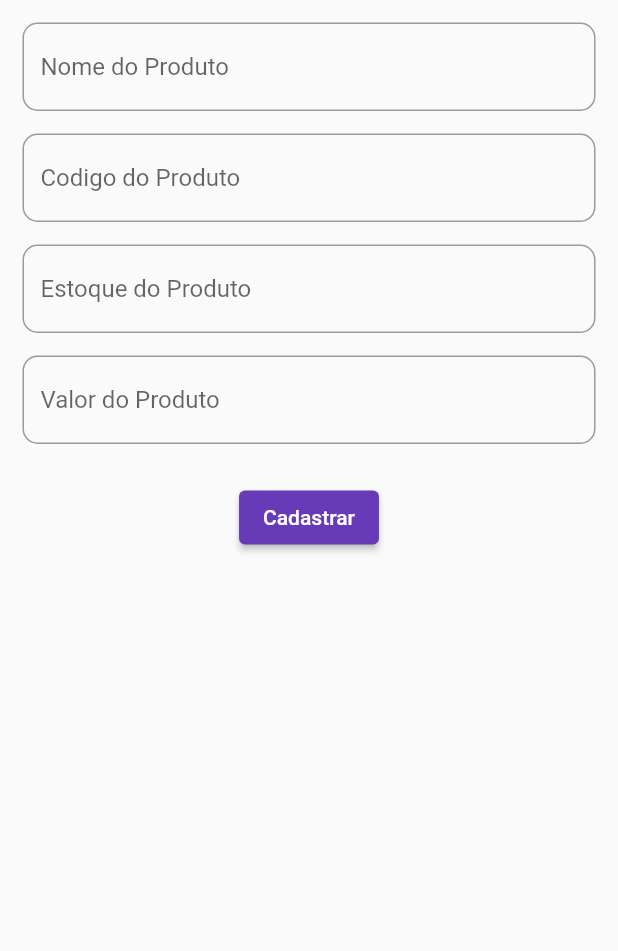
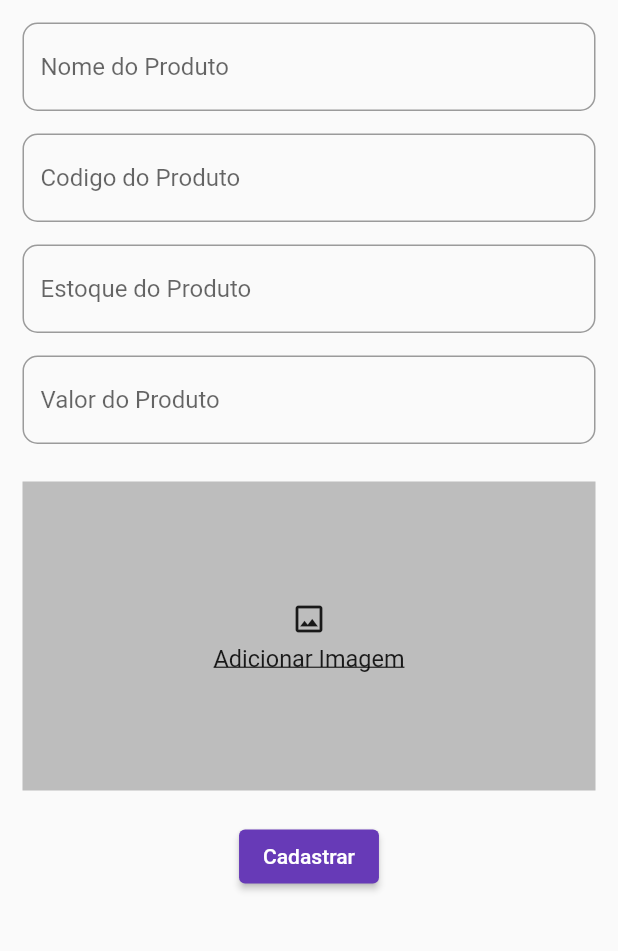
Before and after one commit to dhiorgefreitas12/projetocadastro, a Flutter app: the HomePage screen opened by its route, after a tap on the "add" icon, on a phone screen of 412 x 824 dp, the part 84-1035 px from its top. Run offline on Flutter 3.47's test engine with Material 2 defaults, Android fonts, the phone set to English and light mode, and no system bars; our stand-ins replace cloud_firestore, email_validator, firebase_auth, firebase_core, firebase_storage, get and 2 more; missing offline and left inert: cpf_cnpj_validator, search_cep; accounts and stored records are empty; network calls fail; Roboto replaces fonts that are missing (Archivo).

```diff
--- a/lib/app/home/home_controller.dart
+++ b/lib/app/home/home_controller.dart
@@ -1,7 +1,6 @@
 import 'package:cloud_firestore/cloud_firestore.dart';
 import 'package:flutter/material.dart';
 import 'package:flutter_application_1/app/home/edit_product/edit_product_page.dart';
-import 'package:flutter_application_1/app/login/login_controller.dart';
 import 'package:flutter_application_1/app/models/product_model.dart';
 import 'package:flutter_application_1/app/models/user_model.dart';
 import 'package:get/get.dart';
@@ -17,7 +16,7 @@ class HomeController extends GetxController {
 
   var scaffoldKey = GlobalKey<ScaffoldState>();
 
-  void openBottomSheet(productModel product) {
+  void openBottomSheet(ProductModel product) {
     Get.bottomSheet(
       Column(
         mainAxisAlignment: MainAxisAlignment.start,
--- a/lib/app/home/home_page.dart
+++ b/lib/app/home/home_page.dart
@@ -1,5 +1,6 @@
 import 'package:cloud_firestore/cloud_firestore.dart';
 import 'package:flutter/material.dart';
+import 'package:flutter/rendering.dart';
 import 'package:flutter_application_1/app/home/home_controller.dart';
 import 'package:flutter_application_1/app/models/product_model.dart';
 import 'package:get/get.dart';
@@ -132,16 +133,18 @@ class HomePage extends GetView<HomeController> {
                     child: CircularProgressIndicator(),
                   );
                 } else {
-                  List<productModel> products = [];
+                  List<ProductModel> products = [];
                   for (var x in snapshot.data!.docs) {
-                    products.add(productModel.fromFirebase(x));
+                    products.add(ProductModel.fromFirebase(x));
                   }
                   return ListView.builder(
+                    scrollDirection: Axis.horizontal,
                     itemCount: products.length,
                     itemBuilder: (context, index) {
                       var product = products[index];
                       return Row(
                         mainAxisAlignment: MainAxisAlignment.start,
+                        crossAxisAlignment: CrossAxisAlignment.start,
                         children: [
                           Padding(
                             padding: const EdgeInsets.all(8.0),
@@ -155,7 +158,7 @@ class HomePage extends GetView<HomeController> {
                                     bottomRight: Radius.circular(15),
                                   )),
                               width: 120,
-                              height: 190,
+                              height: 205,
                               child: InkWell(
                                 onTap: () {
                                   controller.openBottomSheet(product);
@@ -164,35 +167,49 @@ class HomePage extends GetView<HomeController> {
                                   mainAxisAlignment: MainAxisAlignment.start,
                                   crossAxisAlignment: CrossAxisAlignment.start,
                                   children: [
-                                    Image.asset(
-                                      'assets/imagens/brasil.jpg',
+                                    Image.network(
+                                      product.image.toString(),
                                       fit: BoxFit.cover,
                                       width: 120,
                                       height: 120,
                                     ),
                                     Padding(
                                       padding: const EdgeInsets.only(
-                                          top: 5, bottom: 5),
+                                          top: 5, bottom: 5, left: 5),
                                       child: Text(
                                         product.name.toString(),
                                         style: const TextStyle(
-                                          fontSize: 18,
+                                          fontSize: 17,
                                           fontWeight: FontWeight.bold,
                                         ),
                                       ),
                                     ),
-                                    Text(
+                                    Padding(
+                                      padding: const EdgeInsets.only(left: 5),
+                                      child: Text(
+                                        'Codigo:' + product.code.toString(),
+                                        style: const TextStyle(fontSize: 10),
+                                      ),
+                                    ),
+                                    Padding(
+                                      padding: const EdgeInsets.only(left: 5),
+                                      child: Text(
                                         'Estoque: ' +
                                             product.inventory.toString(),
                                         style: const TextStyle(
                                           fontSize: 10,
                                         ),
                                       ),
-                                    Text(
+                                    ),
+                                    Padding(
+                                      padding: const EdgeInsets.only(
+                                          left: 5, top: 5),
+                                      child: Text(
                                         'R\$' + product.price.toString(),
                                         style: const TextStyle(
                                           fontSize: 14,
                                           fontWeight: FontWeight.bold,
+                                        ),
                                       ),
                                     ),
                                   ],
--- a/lib/app/home/new_product/new_product_page.dart
+++ b/lib/app/home/new_product/new_product_page.dart
@@ -68,8 +68,55 @@ class NewProductPage extends GetView<NewProductController> {
                   ),
                 ),
               ),
+              const SizedBox(
+                height: 15,
+              ),
+              Obx(() {
+                if (controller.image.value == '') {
+                  return Container();
+                } else {
+                  return Container(
+                    width: Get.width * 0.5,
+                    height: Get.height * 0.5,
+                    child: Image.network(
+                      controller.image.value,
+                    ),
+                  );
+                }
+              }),
+              const SizedBox(
+                height: 10,
+              ),
+              GestureDetector(
+                onTap: controller.pickAndUploadImage,
+                child: Container(
+                  color: Colors.grey.shade400,
+                  child: SizedBox(
+                    width: Get.width * 0.96,
+                    height: Get.height * 0.25,
+                    child: Column(
+                      mainAxisAlignment: MainAxisAlignment.center,
+                      children: [
+                        const Icon(Icons.image_outlined),
+                        const SizedBox(
+                          height: 5,
+                        ),
+                        Text(
+                          'Adicionar Imagem',
+                          style: TextStyle(
+                            fontFamily: 'Archivo',
+                            fontWeight: FontWeight.w400,
+                            fontSize: Get.width * 0.038,
+                            decoration: TextDecoration.underline,
+                          ),
+                        ),
+                      ],
+                    ),
+                  ),
+                ),
+              ),
               Padding(
-                padding: const EdgeInsets.only(top: 25),
+                padding: const EdgeInsets.only(top: 20),
                 child: ElevatedButton(
                   child: Text('Cadastrar'),
                   style: ElevatedButton.styleFrom(
@@ -82,6 +129,7 @@ class NewProductPage extends GetView<NewProductController> {
                         'price': controller.pricecontroller.text,
                         'inventory': controller.inventorycontroller.text,
                         'code': controller.codecontroller.text,
+                        'image': controller.image.value,
                       },
                     );
                     Get.back();
```
Also changed, not shown: lib/app/home/edit_product/edit_product_page.dart (+21 -6 lines), lib/app/home/new_product/new_product_controller.dart (+41 -1 lines), lib/app/models/product_model.dart (+15 -4 lines), pubspec.yaml (+7 -3 lines), pubspec.lock, 1 other file. Lines whose indentation alone changed are shown as unchanged.
